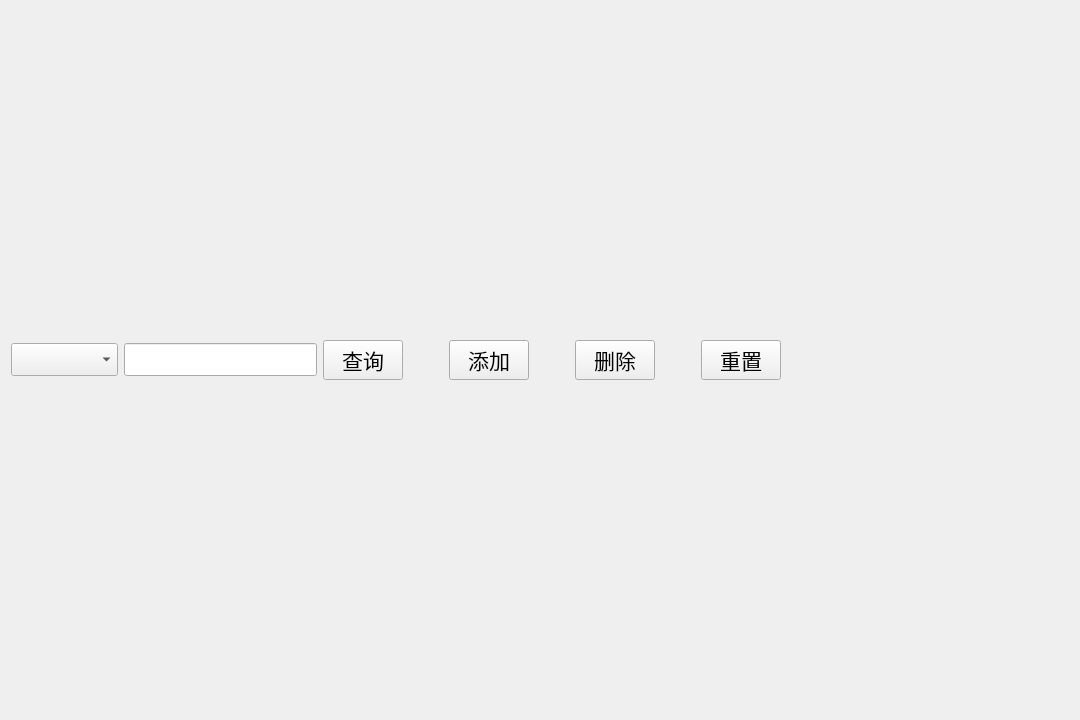
First picture: the form in view/algorithm_form/form.ui, repository Billhuang1971/BDFClient, before the edit.
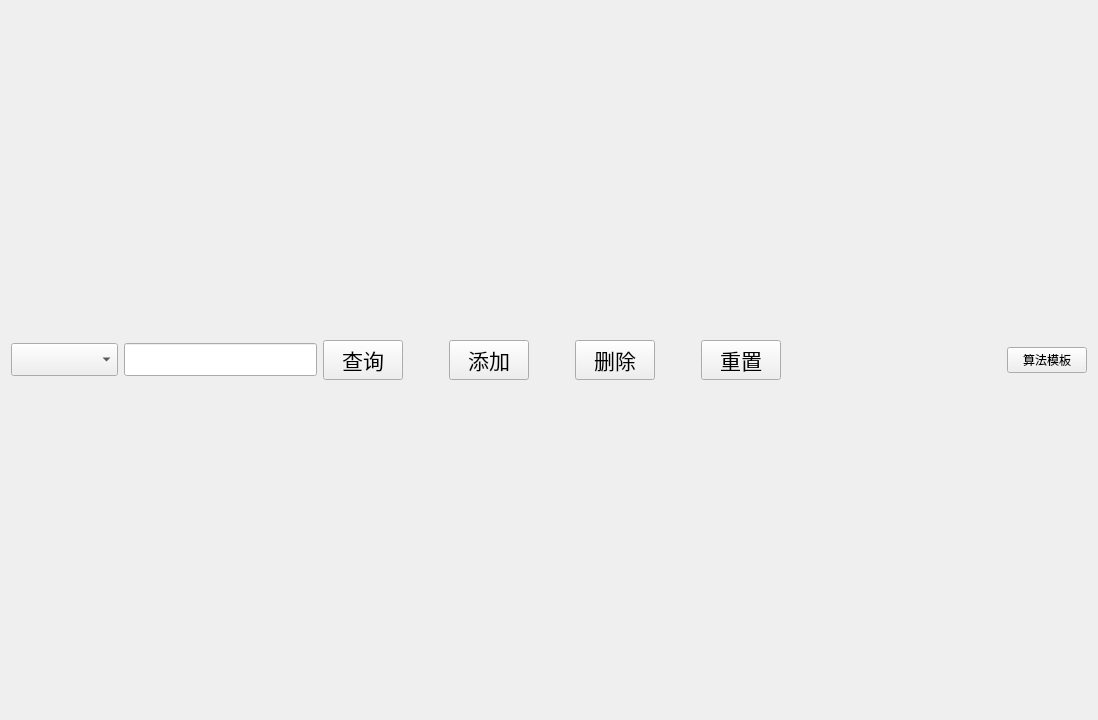
Second picture: the form after the edit.

```diff
--- a/view/algorithm_form/form.ui
+++ b/view/algorithm_form/form.ui
@@ -6,7 +6,7 @@
    <rect>
     <x>0</x>
     <y>0</y>
-    <width>1080</width>
+    <width>1098</width>
     <height>720</height>
    </rect>
   </property>
@@ -15,7 +15,7 @@
   </property>
   <layout class="QVBoxLayout" name="verticalLayout" stretch="1,0">
    <item>
-    <layout class="QHBoxLayout" name="horizontalLayout" stretch="0,0,0,0,0,0,0,0,0,5">
+    <layout class="QHBoxLayout" name="horizontalLayout" stretch="0,0,0,0,0,0,0,0,0,5,0">
      <item>
       <widget class="QComboBox" name="comboCond">
        <property name="font">
@@ -146,6 +146,13 @@
        </property>
       </spacer>
      </item>
+     <item>
+      <widget class="QPushButton" name="pushButton_2">
+       <property name="text">
+        <string>算法模板</string>
+       </property>
+      </widget>
+     </item>
     </layout>
    </item>
    <item>
```
